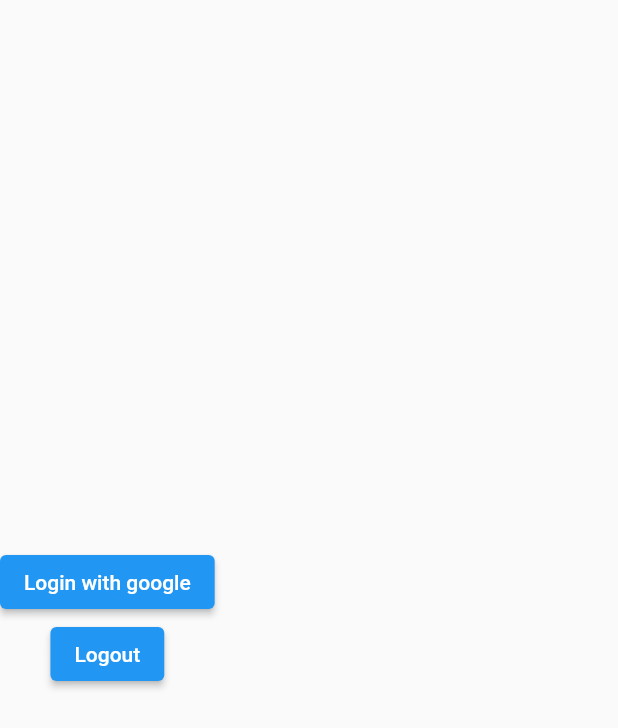
After one commit to Affan0021/Ecommerce-app, a Flutter app: the LoginWithGoogle screen opened directly, after a tap on "Login with google", on a phone screen of 412 x 824 dp. The commit adds this screen. Shown: the top 728 px of the screen. Run offline on Flutter 3.47's test engine with Material 2 defaults, Android fonts, the phone set to English and light mode, and no system bars; our stand-ins replace animated_splash_screen, email_validator, firebase_auth, firebase_core, google_sign_in; accounts and stored records are empty.

Commit message:
google auth with firebase

```diff
--- /dev/null
+++ b/lib/google auth.dart
@@ -0,0 +1,62 @@
+import 'package:firebase_auth/firebase_auth.dart';
+import 'package:flutter/material.dart';
+import 'package:google_sign_in/google_sign_in.dart';
+
+class LoginWithGoogle extends StatefulWidget {
+  const LoginWithGoogle({Key? key}) : super(key: key);
+
+  @override
+  _LoginWithGoogleState createState() => _LoginWithGoogleState();
+}
+
+class _LoginWithGoogleState extends State<LoginWithGoogle> {
+  String userEmail = "";
+
+  @override
+  Widget build(BuildContext context) {
+    return Scaffold(
+
+      body: Container(
+        child: Column(
+          mainAxisAlignment: MainAxisAlignment.center,
+          children: [
+
+            ElevatedButton(onPressed: () async {
+              await signInWithGoogle();
+
+              setState(() {});
+            }, child: Text("Login with google")),
+
+            ElevatedButton(onPressed: () async {
+              await FirebaseAuth.instance.signOut();
+              userEmail = "";
+              await GoogleSignIn().signOut();
+              setState(() {
+
+              });
+            }, child: Text("Logout"))
+          ],
+        ),
+      ),
+    );
+  }
+
+  Future<UserCredential> signInWithGoogle() async {
+    // Trigger the authentication flow
+    final GoogleSignInAccount? googleUser = await GoogleSignIn().signIn();
+
+    // Obtain the auth details from the request
+    final GoogleSignInAuthentication googleAuth = await googleUser!.authentication;
+
+    // Create a new credential
+    final credential = GoogleAuthProvider.credential(
+      accessToken: googleAuth.accessToken,
+      idToken: googleAuth.idToken,
+    );
+
+    userEmail = googleUser.email;
+
+    // Once signed in, return the UserCredential
+    return await FirebaseAuth.instance.signInWithCredential(credential);
+  }
+}
--- a/pubspec.yaml
+++ b/pubspec.yaml
@@ -40,6 +40,9 @@ dependencies:
   flutter_awesome_buttons: ^1.1.0
   email_validator: ^2.0.1
   flutter_pw_validator: ^1.3.0
+  firebase_auth: ^3.3.3
+  google_sign_in: ^5.2.1
+  firebase_core: ^1.10.5
 dev_dependencies:
   flutter_test:
     sdk: flutter
```
Also changed, not shown: lib/home.dart (added, +21 -0 lines), lib/login.dart (+34 -8 lines), lib/main.dart (+7 -2 lines), pubspec.lock, 3 other files.
